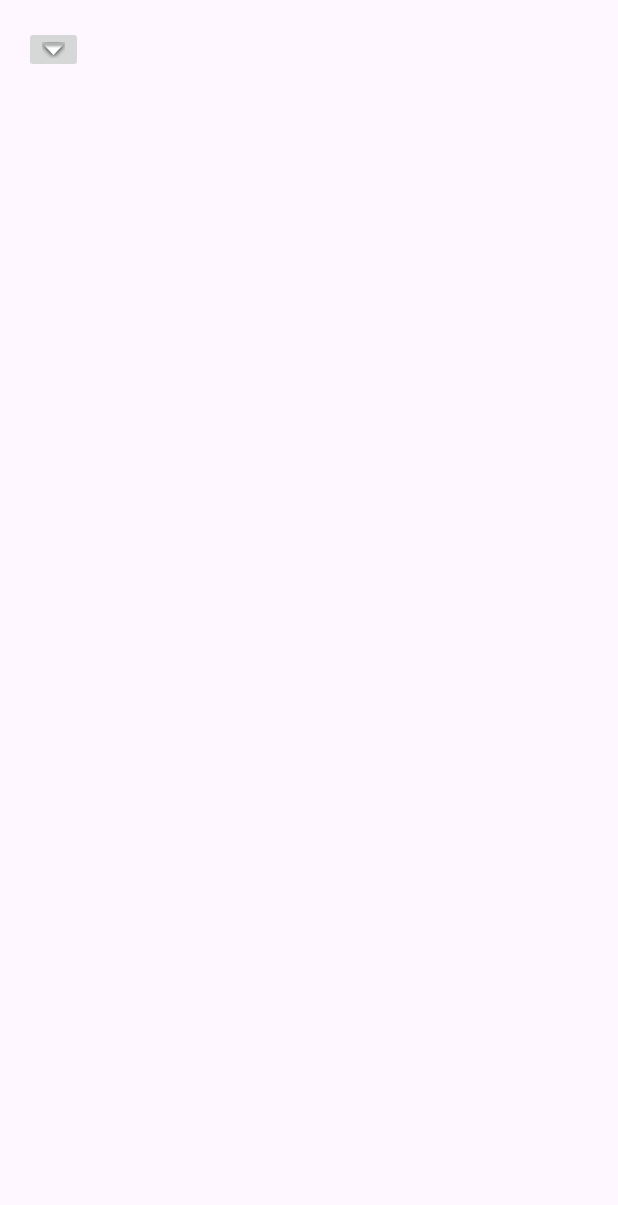
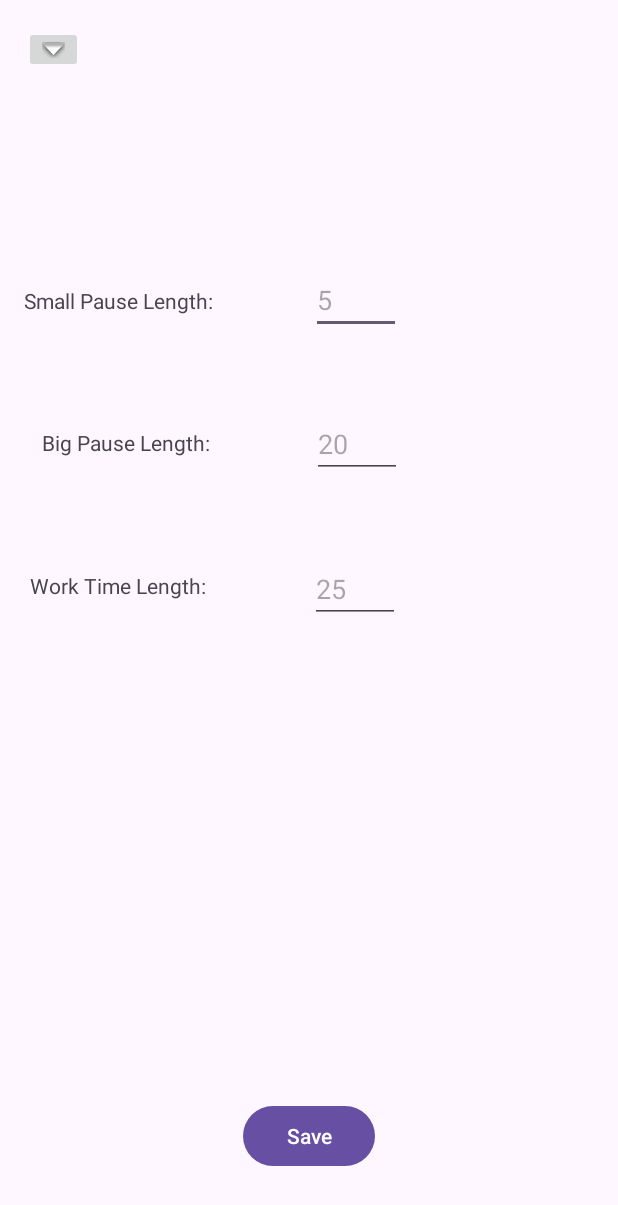
Before and after one commit to Hydrocig/Pomodoro, an Android app: the Settings screen opened directly, with no data from a screen before it, on a phone screen of 412 x 824 dp. Before the commit the part shown is almost empty. Shown: the top 1205 px of the screen. Run offline under Robolectric (Android 15) with nearby library versions, the phone set to English and light mode, and no system bars.

Commit message:
-Duration of Intervals now changeable -Fixed Bug where app would crash if timer was skipped before started -Fixed Bug where timer would rapidly increase after resuming

```diff
--- a/app/src/main/java/com/example/pomodoro/Settings.java
+++ b/app/src/main/java/com/example/pomodoro/Settings.java
@@ -1,25 +1,92 @@
 package com.example.pomodoro;
 
+import android.annotation.SuppressLint;
+import android.content.Context;
+import android.content.SharedPreferences;
 import android.os.Bundle;
+import android.text.Editable;
 import android.view.View;
+import android.widget.Button;
+import android.widget.EditText;
 import android.widget.ImageButton;
 
 import androidx.appcompat.app.AppCompatActivity;
 
 public class Settings extends AppCompatActivity {
     ImageButton backToMainButton;
+    Button saveButton;
+    EditText smallPauseEdit;
+    EditText bigPauseEdit;
+    EditText workTimeEdit;
 
+    SharedPreferences sharedPreferences;
+
+    @SuppressLint("MissingInflatedId")
     @Override
-    protected void onCreate(Bundle savedInstaceState){
-        super.onCreate(savedInstaceState);
+    protected void onCreate(Bundle savedInstanceState){
+        super.onCreate(savedInstanceState);
         setContentView(R.layout.settings);
 
-        ImageButton backToMainButton = findViewById(R.id.backToMainButton);
+        //Initialize SharedPreferences
+        sharedPreferences = getSharedPreferences("Preferences", Context.MODE_PRIVATE);
+
+        //UI-Elements
+        backToMainButton = findViewById(R.id.backToMainButton);
+        saveButton = findViewById(R.id.saveButton);
+        smallPauseEdit = findViewById(R.id.smallPauseEdit);
+        bigPauseEdit = findViewById(R.id.bigPauseEdit);
+        workTimeEdit = findViewById(R.id.workTimeEdit);
+
+        MainActivity main = new MainActivity();
+
         backToMainButton.setOnClickListener(new View.OnClickListener() {
             @Override
             public void onClick(View view) {
                 finish();
             }
         });
+
+        saveButton.setOnClickListener(new View.OnClickListener() {
+            @Override
+            public void onClick(View view) {
+                writeToSharedPreferences(getSmallPauseEditText(), getBigPauseEditText(), getWorkTimeEditText());
+
+            }
+        });
+    }
+
+    public int getSmallPauseEditText() {
+        try {
+            String result = smallPauseEdit.getText().toString();
+            return Integer.parseInt(result);
+        }catch (NumberFormatException | NullPointerException e){
+            return 5;
+        }
+    }
+
+    public int getBigPauseEditText() {
+        try {
+            String result = bigPauseEdit.getText().toString();
+            return Integer.parseInt(result);
+        }catch (NumberFormatException | NullPointerException e){
+            return 20;
+        }
+    }
+
+    public int getWorkTimeEditText() {
+        try {
+            String result = workTimeEdit.getText().toString();
+            return Integer.parseInt(result);
+        }catch (NumberFormatException | NullPointerException e){
+            return 25;
+        }
+    }
+
+    private void writeToSharedPreferences(int small, int big, int work){
+        SharedPreferences.Editor editor = sharedPreferences.edit();
+        editor.putInt("smallBreak", small);
+        editor.putInt("bigBreak", big);
+        editor.putInt("workTime", work);
+        editor.apply();
     }
 }
--- a/app/src/main/java/com/example/pomodoro/SimpleCalc.java
+++ b/app/src/main/java/com/example/pomodoro/SimpleCalc.java
@@ -17,6 +17,11 @@ public class SimpleCalc {
         return result;
     }
 
+    public int StringToInt(String input){
+        int result = Integer.valueOf(input);
+        return result;
+    }
+
     public long longToInt(long input){
         int result = (int)input;
         return result;
--- a/app/src/main/res/layout/activity_main.xml
+++ b/app/src/main/res/layout/activity_main.xml
@@ -14,7 +14,6 @@
         android:layout_height="100dp"
         android:background="@color/lightBlue"
         android:fontFamily="monospace"
-        android:text=""
         android:textAlignment="center"
         android:textColor="@color/black"
         android:textColorHighlight="@color/black"
--- a/app/src/main/res/layout/settings.xml
+++ b/app/src/main/res/layout/settings.xml
@@ -17,4 +17,94 @@
         app:layout_constraintVertical_bias="0.022"
         app:srcCompat="@android:drawable/arrow_down_float" />
 
+    <TextView
+        android:id="@+id/smallPauseText"
+        android:layout_width="wrap_content"
+        android:layout_height="wrap_content"
+        android:layout_marginStart="16dp"
+        android:text="Small Pause Length:"
+        app:layout_constraintBottom_toBottomOf="parent"
+        app:layout_constraintStart_toStartOf="parent"
+        app:layout_constraintTop_toTopOf="parent"
+        app:layout_constraintVertical_bias="0.237" />
+
+    <EditText
+        android:id="@+id/smallPauseEdit"
+        android:layout_width="wrap_content"
+        android:layout_height="wrap_content"
+        android:width="60dp"
+        android:ems="10"
+        android:inputType="number"
+        android:hint="5"
+        app:layout_constraintBottom_toBottomOf="parent"
+        app:layout_constraintEnd_toEndOf="parent"
+        app:layout_constraintHorizontal_bias="0.31"
+        app:layout_constraintStart_toEndOf="@+id/smallPauseText"
+        app:layout_constraintTop_toTopOf="parent"
+        app:layout_constraintVertical_bias="0.228" />
+
+    <TextView
+        android:id="@+id/bigPauseText"
+        android:layout_width="wrap_content"
+        android:layout_height="wrap_content"
+        android:layout_marginStart="28dp"
+        android:text="Big Pause Length:"
+        app:layout_constraintBottom_toBottomOf="parent"
+        app:layout_constraintStart_toStartOf="parent"
+        app:layout_constraintTop_toTopOf="parent"
+        app:layout_constraintVertical_bias="0.355" />
+
+    <EditText
+        android:id="@+id/bigPauseEdit"
+        android:layout_width="wrap_content"
+        android:layout_height="wrap_content"
+        android:width="60dp"
+        android:ems="10"
+        android:inputType="number"
+        android:hint="20"
+        app:layout_constraintBottom_toBottomOf="parent"
+        app:layout_constraintEnd_toEndOf="parent"
+        app:layout_constraintHorizontal_bias="0.322"
+        app:layout_constraintStart_toEndOf="@+id/bigPauseText"
+        app:layout_constraintTop_toTopOf="parent"
+        app:layout_constraintVertical_bias="0.351" />
+
+    <TextView
+        android:id="@+id/workTimeText"
+        android:layout_width="wrap_content"
+        android:layout_height="wrap_content"
+        android:layout_marginStart="20dp"
+        android:text="Work Time Length:"
+        app:layout_constraintBottom_toBottomOf="parent"
+        app:layout_constraintStart_toStartOf="parent"
+        app:layout_constraintTop_toTopOf="parent"
+        app:layout_constraintVertical_bias="0.473" />
+
+    <EditText
+        android:id="@+id/workTimeEdit"
+        android:layout_width="wrap_content"
+        android:layout_height="wrap_content"
+        android:width="60dp"
+        android:ems="10"
+        android:inputType="number"
+        android:hint="25"
+        app:layout_constraintBottom_toBottomOf="parent"
+        app:layout_constraintEnd_toEndOf="parent"
+        app:layout_constraintHorizontal_bias="0.322"
+        app:layout_constraintStart_toEndOf="@+id/workTimeText"
+        app:layout_constraintTop_toTopOf="parent"
+        app:layout_constraintVertical_bias="0.475" />
+
+    <Button
+        android:id="@+id/saveButton"
+        android:layout_width="wrap_content"
+        android:layout_height="wrap_content"
+        android:text="Save"
+        app:layout_constraintBottom_toBottomOf="parent"
+        app:layout_constraintEnd_toEndOf="parent"
+        app:layout_constraintStart_toStartOf="parent"
+        app:layout_constraintTop_toTopOf="parent"
+        app:layout_constraintVertical_bias="0.945" />
+
+
 </androidx.constraintlayout.widget.ConstraintLayout>
```
Also changed, not shown: app/src/main/AndroidManifest.xml (+19 -2 lines), app/src/main/java/com/example/pomodoro/MainActivity.java (+39 -8 lines), app/src/main/java/com/example/pomodoro/SplashActivity.java (added, +27 -0 lines), app/src/main/java/com/example/pomodoro/Timer.java (+72 -21 lines), app/src/main/res/layout/activity_splash.xml (added, +19 -0 lines).
